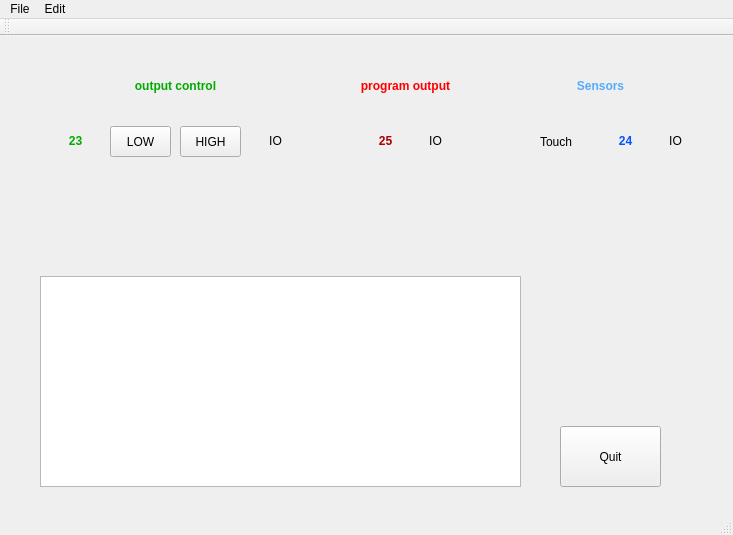
dsyleixa/RaspberryPi, file qt/btns_wiringPi_toolbar_pthread_textedit/mainwindow.ui: the form before one commit.
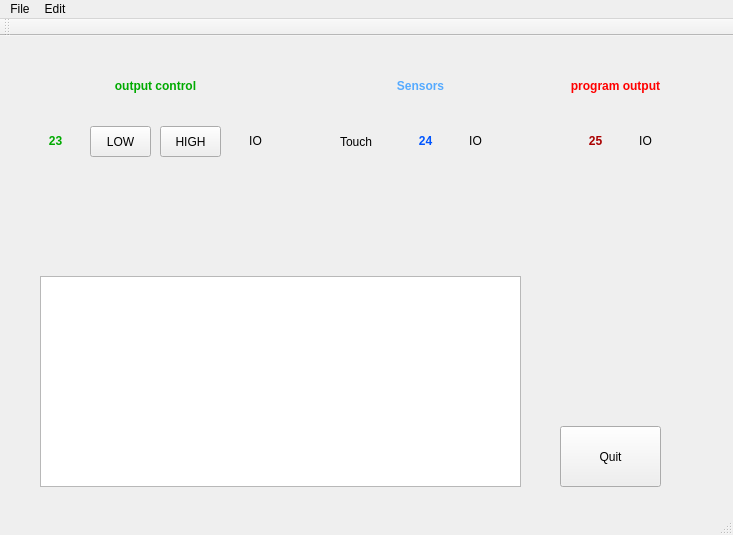
The form after the commit.

```diff
--- a/qt/btns_wiringPi_toolbar_pthread_textedit/mainwindow.ui
+++ b/qt/btns_wiringPi_toolbar_pthread_textedit/mainwindow.ui
@@ -30,7 +30,7 @@
    <widget class="QPushButton" name="highButton">
     <property name="geometry">
      <rect>
-      <x>180</x>
+      <x>160</x>
       <y>90</y>
       <width>61</width>
       <height>31</height>
@@ -43,7 +43,7 @@
    <widget class="QPushButton" name="lowButton">
     <property name="geometry">
      <rect>
-      <x>110</x>
+      <x>90</x>
       <y>90</y>
       <width>61</width>
       <height>31</height>
@@ -56,7 +56,7 @@
    <widget class="QLabel" name="label">
     <property name="geometry">
      <rect>
-      <x>610</x>
+      <x>410</x>
       <y>90</y>
       <width>31</width>
       <height>31</height>
@@ -72,7 +72,7 @@
    <widget class="QLabel" name="pin24Label">
     <property name="geometry">
      <rect>
-      <x>660</x>
+      <x>460</x>
       <y>90</y>
       <width>31</width>
       <height>31</height>
@@ -88,7 +88,7 @@
    <widget class="QLabel" name="pin23Label">
     <property name="geometry">
      <rect>
-      <x>260</x>
+      <x>240</x>
       <y>90</y>
       <width>31</width>
       <height>31</height>
@@ -104,7 +104,7 @@
    <widget class="QLabel" name="label_2">
     <property name="geometry">
      <rect>
-      <x>370</x>
+      <x>580</x>
       <y>90</y>
       <width>31</width>
       <height>31</height>
@@ -120,7 +120,7 @@
    <widget class="QLabel" name="label_3">
     <property name="geometry">
      <rect>
-      <x>420</x>
+      <x>630</x>
       <y>90</y>
       <width>31</width>
       <height>31</height>
@@ -136,7 +136,7 @@
    <widget class="QLabel" name="label_4">
     <property name="geometry">
      <rect>
-      <x>70</x>
+      <x>50</x>
       <y>40</y>
       <width>211</width>
       <height>21</height>
@@ -152,7 +152,7 @@
    <widget class="QLabel" name="label_5">
     <property name="geometry">
      <rect>
-      <x>340</x>
+      <x>550</x>
       <y>40</y>
       <width>131</width>
       <height>21</height>
@@ -168,7 +168,7 @@
    <widget class="QLabel" name="label_6">
     <property name="geometry">
      <rect>
-      <x>550</x>
+      <x>370</x>
       <y>40</y>
       <width>101</width>
       <height>21</height>
@@ -211,7 +211,7 @@
    <widget class="QLabel" name="label_7">
     <property name="geometry">
      <rect>
-      <x>60</x>
+      <x>40</x>
       <y>90</y>
       <width>31</width>
       <height>31</height>
@@ -227,7 +227,7 @@
    <widget class="QLabel" name="label_8">
     <property name="geometry">
      <rect>
-      <x>540</x>
+      <x>340</x>
       <y>90</y>
       <width>61</width>
       <height>31</height>
```
